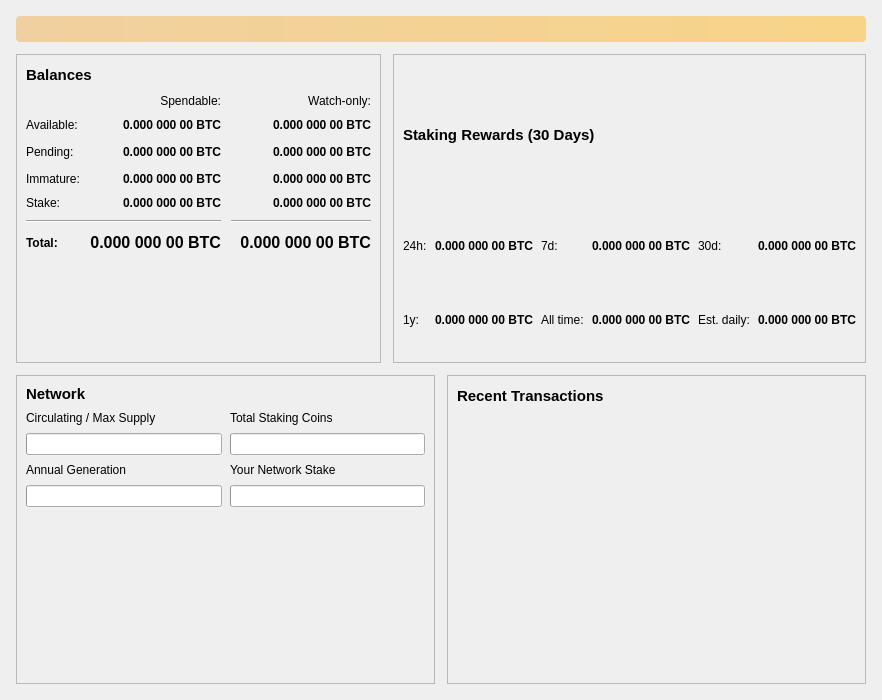
Before: the Qt Designer form src/qt/forms/overviewpage.ui in RadiumCore/Validity, drawn with Qt 5.
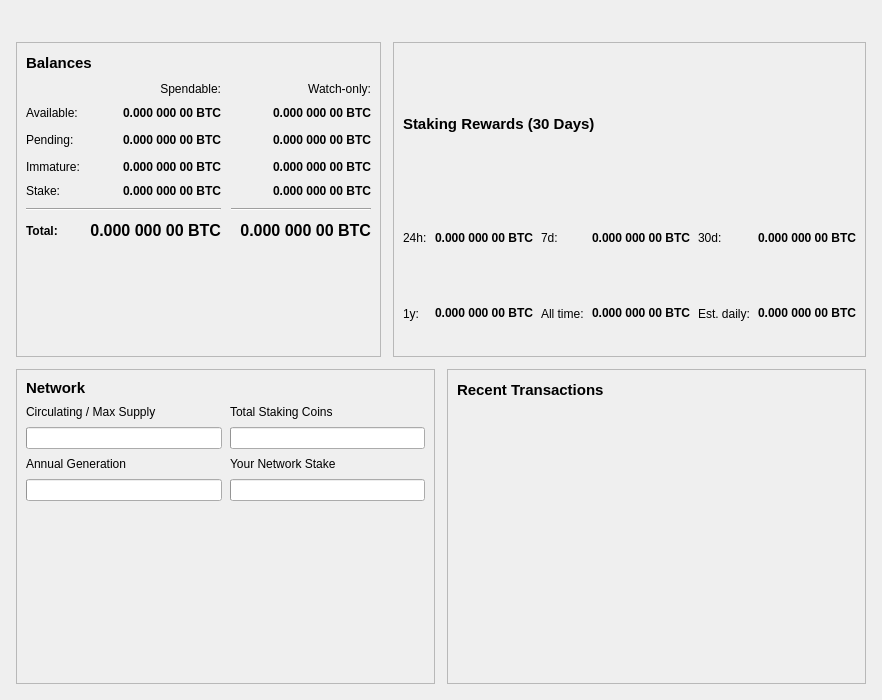
After: the same form once the commit is applied. Icons and pictures are not drawn.

```diff
--- a/src/qt/forms/overviewpage.ui
+++ b/src/qt/forms/overviewpage.ui
@@ -35,7 +35,7 @@
       <bool>false</bool>
      </property>
      <property name="styleSheet">
-      <string notr="true">QLabel { background-color: qlineargradient(x1: 0, y1: 0, x2: 1, y2: 0, stop:0 #F0D0A0, stop:1 #F8D488); color:#000000; padding: 6px; border-radius: 4px; }</string>
+      <string notr="true"/>
      </property>
      <property name="wordWrap">
       <bool>true</bool>
```
